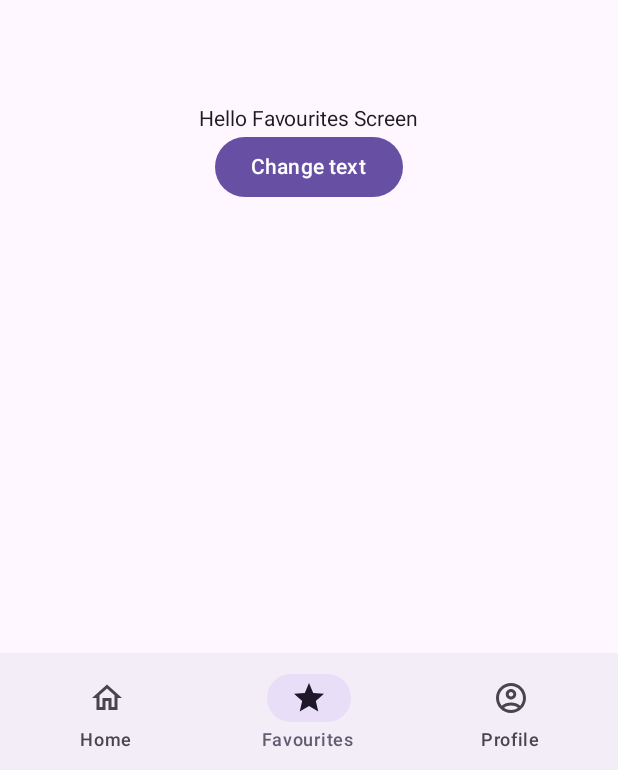
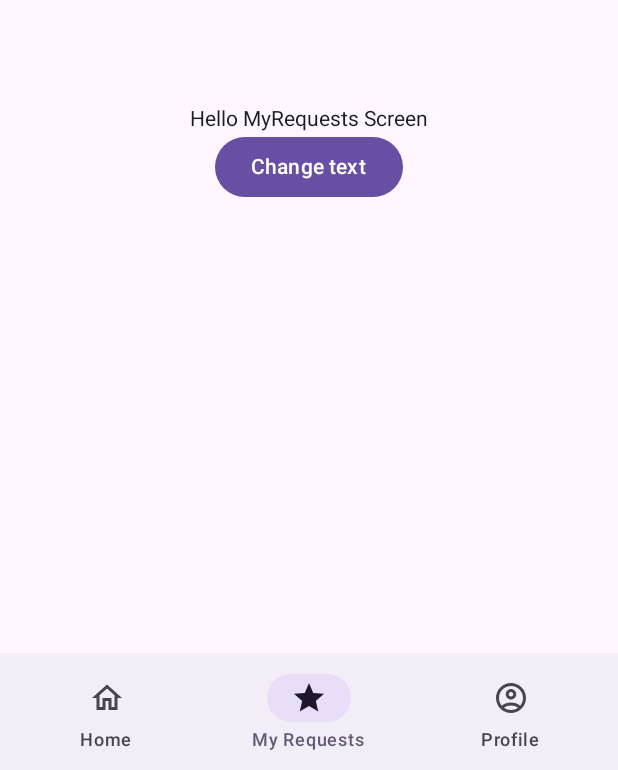
Before and after one commit to lizalmeida/RedColaboracionApp, an Android app built with Jetpack Compose: the @Preview function PreviewMain, item 2 of the bottom bar chosen, on a phone screen of 412 x 824 dp. Shown: the part 463-1233 px from the top of the screen. Run offline under Robolectric (Android 15) with nearby library versions, the phone set to English and light mode, and no system bars; our stand-ins replace Firebase (no records; nobody signed in at launch, a user with empty details on screens opened directly); pictures from the network do not load; 1 statement that could not run was skipped.

```diff
--- a/app/build.gradle.kts
+++ b/app/build.gradle.kts
@@ -97,4 +97,6 @@ dependencies {
     implementation("com.google.firebase:firebase-auth")
     implementation("com.google.firebase:firebase-firestore")
     implementation("com.google.firebase:firebase-storage")
+
+    implementation("com.google.android.material:material:1.11.0")
 }
--- a/app/src/main/java/com/example/redcolaboracion/view/BottomNavItem.kt
+++ b/app/src/main/java/com/example/redcolaboracion/view/BottomNavItem.kt
@@ -8,6 +8,7 @@ import androidx.compose.material.icons.outlined.AccountCircle
 import androidx.compose.material.icons.outlined.Home
 import androidx.compose.material.icons.outlined.Person
 import androidx.compose.material.icons.outlined.Star
+import androidx.compose.material.icons.outlined.ThumbUp
 import androidx.compose.ui.graphics.vector.ImageVector
 
 sealed class BottomNavItem(
@@ -22,11 +23,11 @@ sealed class BottomNavItem(
         selectedIcon = Icons.Filled.Home,
         title = "Home"
     )
-    data object Favourites: BottomNavItem(
-        route = "favourites",
-        unselectedIcon = Icons.Outlined.Star,
+    data object MyRequests: BottomNavItem(
+        route = "myrequests",
+        unselectedIcon = Icons.Outlined.ThumbUp,
         selectedIcon = Icons.Filled.Star,
-        title = "Favourites"
+        title = "My Requests"
     )
 
     data object Profile: BottomNavItem(
--- a/app/src/main/java/com/example/redcolaboracion/view/EventScreen.kt
+++ b/app/src/main/java/com/example/redcolaboracion/view/EventScreen.kt
@@ -8,11 +8,13 @@ import androidx.compose.foundation.layout.Box
 import androidx.compose.foundation.layout.Column
 import androidx.compose.foundation.layout.Row
 import androidx.compose.foundation.layout.Spacer
+import androidx.compose.foundation.layout.fillMaxHeight
 import androidx.compose.foundation.layout.fillMaxSize
 import androidx.compose.foundation.layout.fillMaxWidth
 import androidx.compose.foundation.layout.height
 import androidx.compose.foundation.layout.padding
 import androidx.compose.foundation.layout.size
+import androidx.compose.foundation.layout.width
 import androidx.compose.foundation.lazy.LazyColumn
 import androidx.compose.material3.Divider
 import androidx.compose.material3.MaterialTheme
@@ -22,6 +24,7 @@ import androidx.compose.runtime.Composable
 import androidx.compose.runtime.LaunchedEffect
 import androidx.compose.ui.Alignment
 import androidx.compose.ui.Modifier
+import androidx.compose.ui.draw.paint
 import androidx.compose.ui.graphics.Color
 import androidx.compose.ui.tooling.preview.Preview
 import androidx.compose.ui.unit.dp
@@ -50,15 +53,22 @@ fun EventScreen(viewModel: EventViewModel) {
         ) {
             Column(
                 horizontalAlignment = Alignment.CenterHorizontally,
+                verticalArrangement = Arrangement.Top,
                 modifier = Modifier.fillMaxWidth()
             ) {
-                Image(
-                    //imageVector = Icons.Filled.AccountBox,
-                    painter = rememberAsyncImagePainter(pathImage),
-                    contentDescription = null,
+                Box(
                     modifier = Modifier
-                        .size(320.dp)
-                )
+                        .height(200.dp)
+                ){
+                    Image(
+                        //imageVector = Icons.Filled.AccountBox,
+                        painter = rememberAsyncImagePainter(pathImage),
+                        contentDescription = null,
+                        modifier = Modifier
+                            .fillMaxWidth()
+                            .size(350.dp)
+                    )
+                }
             }
             Spacer(modifier = Modifier.height(2.dp))
             LazyColumn (
--- a/app/src/main/java/com/example/redcolaboracion/view/Navigation.kt
+++ b/app/src/main/java/com/example/redcolaboracion/view/Navigation.kt
@@ -24,7 +24,9 @@ import androidx.compose.runtime.getValue
 import androidx.compose.runtime.mutableStateOf
 import androidx.compose.runtime.saveable.rememberSaveable
 import androidx.compose.runtime.setValue
+import androidx.lifecycle.viewmodel.compose.viewModel
 import com.example.redcolaboracion.viewmodel.EventViewModel
+import com.example.redcolaboracion.viewmodel.LoginViewModel
 
 @Composable
 fun HomeScreen(viewModel: EventViewModel) {
@@ -39,7 +41,7 @@ fun HomeScreen(viewModel: EventViewModel) {
 }
 
 @Composable
-fun FavouritesScreen() {
+fun MyRequestsScreen() {
     var text by rememberSaveable { mutableStateOf("Hello") }
     Column(
         verticalArrangement = Arrangement.Center,
@@ -47,7 +49,7 @@ fun FavouritesScreen() {
         modifier = Modifier
             .fillMaxSize()
     ) {
-        Text("$text Favourites Screen")
+        Text("$text MyRequests Screen")
         Button(onClick = { text = "Bye" }) {
             Text("Change text")
         }
@@ -55,33 +57,34 @@ fun FavouritesScreen() {
 }
 
 @Composable
-fun ProfileScreen() {
-    Box(
-        contentAlignment = Alignment.Center,
+fun ProfileScreen(viewModel: LoginViewModel) {
+    Column(
+        verticalArrangement = Arrangement.Center,
+        horizontalAlignment = Alignment.CenterHorizontally,
         modifier = Modifier
             .fillMaxSize()
     ) {
-        Text("Profile Screen")
+        LoginScreen(viewModel)
     }
 }
 
 @Composable
-fun NavigationGraph(eventViewModel: EventViewModel, navController: NavHostController) {
+fun NavigationGraph(eventViewModel: EventViewModel, loginViewModel: LoginViewModel, navController: NavHostController) {
     NavHost(navController = navController, startDestination = BottomNavItem.Home.route) {
         composable(BottomNavItem.Home.route) { HomeScreen(eventViewModel) }
-        composable(BottomNavItem.Favourites.route) { FavouritesScreen() }
-        composable(BottomNavItem.Profile.route) { ProfileScreen() }
+        composable(BottomNavItem.MyRequests.route) { MyRequestsScreen() }
+        composable(BottomNavItem.Profile.route) { ProfileScreen(loginViewModel) }
     }
 }
 
 @SuppressLint("UnusedMaterial3ScaffoldPaddingParameter")
 @Composable
-fun MainScreen(eventViewModel: EventViewModel) {
+fun MainScreen(eventViewModel: EventViewModel, loginViewModel: LoginViewModel) {
     val navController = rememberNavController()
     Scaffold(
         bottomBar =  { BottomTabBar(navController = navController) }
     ) {
-        NavigationGraph(eventViewModel, navController)
+        NavigationGraph(eventViewModel, loginViewModel, navController)
     }
 }
 
@@ -89,7 +92,7 @@ fun MainScreen(eventViewModel: EventViewModel) {
 fun BottomTabBar(navController: NavHostController) {
     val tabBarItems = listOf(
         BottomNavItem.Home,
-        BottomNavItem.Favourites,
+        BottomNavItem.MyRequests,
         BottomNavItem.Profile
     )
 
@@ -132,5 +135,5 @@ fun BottomTabBar(navController: NavHostController) {
 @Preview(showBackground = true, showSystemUi = true)
 @Composable
 fun PreviewMain() {
-    MainScreen(eventViewModel = EventViewModel())
+    MainScreen(eventViewModel = EventViewModel(), loginViewModel = LoginViewModel())
 }
```
